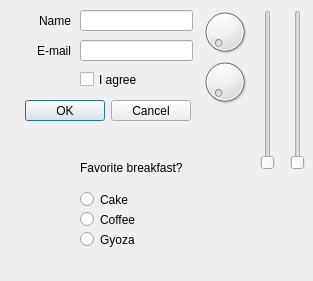
First picture: the form in dashboard/src/settings.ui, repository ChrisVilches/Qt5-Examples-Templates, before the edit.
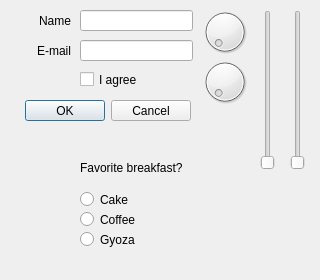
Second picture: the form after the edit.

```diff
--- a/dashboard/src/settings.ui
+++ b/dashboard/src/settings.ui
@@ -6,10 +6,16 @@
    <rect>
     <x>0</x>
     <y>0</y>
-    <width>313</width>
-    <height>281</height>
+    <width>320</width>
+    <height>280</height>
    </rect>
   </property>
+  <property name="minimumSize">
+   <size>
+    <width>320</width>
+    <height>280</height>
+   </size>
+  </property>
   <property name="windowTitle">
    <string>Form</string>
   </property>
```
